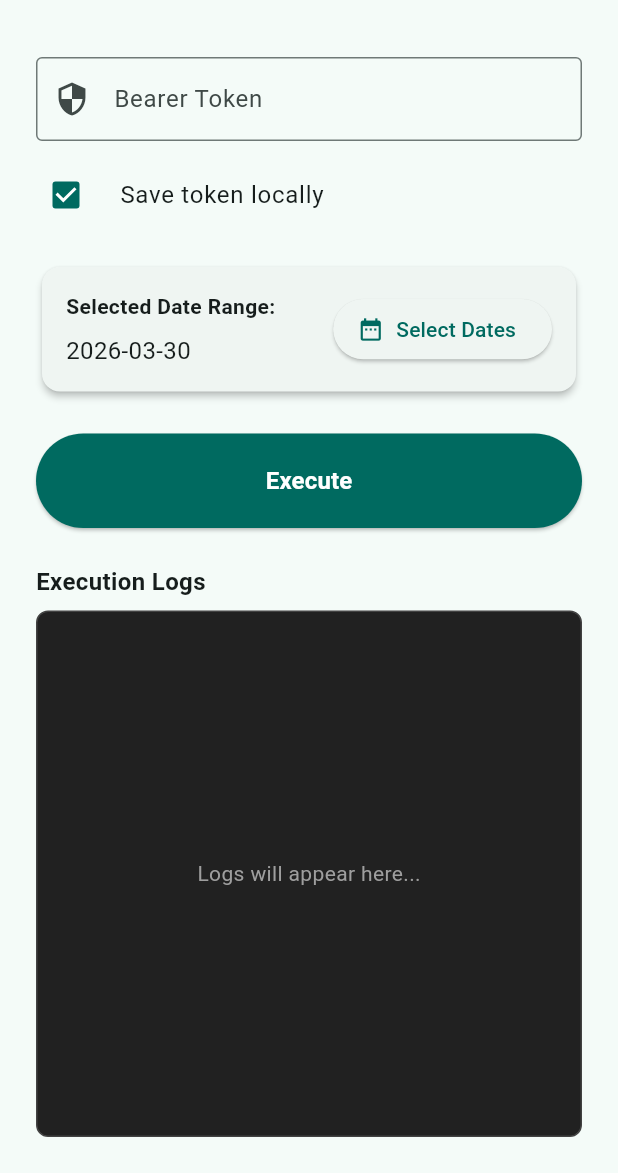
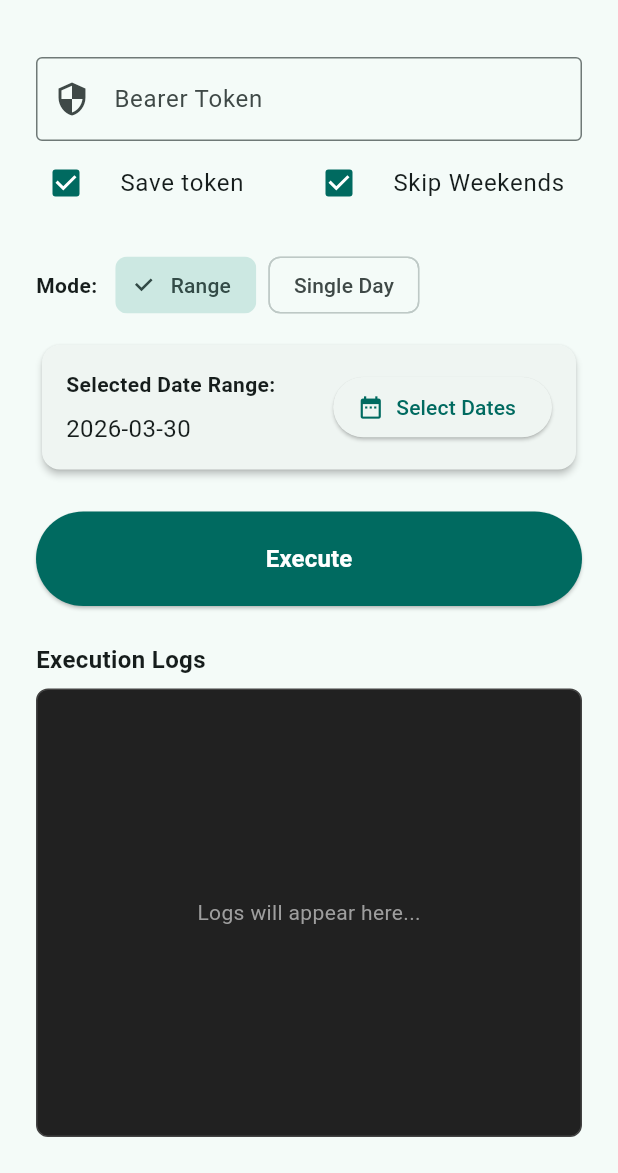
Before and after one commit to PrajwalThapa986/SociarAutomation, a Flutter app: the screen it shows after launch, on a phone screen of 412 x 824 dp, the part 63-1236 px from its top. Run offline on Flutter 3.47's test engine with Material 3 defaults, Android fonts, the phone set to English and light mode, and no system bars; our stand-ins replace dartz, equatable, flutter_bloc, get_it, injectable, shared_preferences.

Commit message:
feat: add optional weekend skipping and single-day selection mode to attendance automation

```diff
--- a/lib/features/attendance/presentation/bloc/attendance_bloc.dart
+++ b/lib/features/attendance/presentation/bloc/attendance_bloc.dart
@@ -45,9 +45,9 @@ class AttendanceBloc extends Bloc<AttendanceEvent, AttendanceState> {
     DateTime end = event.endDate;
 
     while (!current.isAfter(end)) {
-      // 1. Omit Fridays and Saturdays
+      // 1. Omit Fridays and Saturdays if skipWeekends is enabled
       // DateTime.weekday: Monday is 1, Friday is 5, Saturday is 6
-      if (current.weekday == DateTime.friday || current.weekday == DateTime.saturday) {
+      if (event.skipWeekends && (current.weekday == DateTime.friday || current.weekday == DateTime.saturday)) {
         currentLogs.add("⏭️ [${_formatDate(current)}] Skipped (Weekend)");
         emit(AttendanceRunning(logs: List.from(currentLogs), savedToken: previousToken));
         current = current.add(const Duration(days: 1));
--- a/lib/features/attendance/presentation/bloc/attendance_event.dart
+++ b/lib/features/attendance/presentation/bloc/attendance_event.dart
@@ -14,14 +14,16 @@ class ExecuteAttendanceEvent extends AttendanceEvent {
   final DateTime startDate;
   final DateTime endDate;
   final bool saveTokenLocally;
+  final bool skipWeekends;
 
   const ExecuteAttendanceEvent({
     required this.token,
     required this.startDate,
     required this.endDate,
     this.saveTokenLocally = true,
+    this.skipWeekends = true,
   });
 
   @override
-  List<Object> get props => [token, startDate, endDate, saveTokenLocally];
+  List<Object> get props => [token, startDate, endDate, saveTokenLocally, skipWeekends];
 }
--- a/lib/features/attendance/presentation/pages/automator_screen.dart
+++ b/lib/features/attendance/presentation/pages/automator_screen.dart
@@ -16,6 +16,8 @@ class _AutomatorScreenState extends State<AutomatorScreen> {
   final ScrollController _scrollController = ScrollController();
   DateTimeRange? _selectedDateRange;
   bool _saveTokenLocally = true;
+  bool _isSingleDateMode = false;
+  bool _skipWeekends = true;
 
   @override
   void initState() {
@@ -60,15 +62,33 @@ class _AutomatorScreenState extends State<AutomatorScreen> {
     }
   }
 
+  Future<void> _pickSingleDate(BuildContext context) async {
+    DateTime now = DateTime.now();
+    DateTime? picked = await showDatePicker(
+      context: context,
+      initialDate: _selectedDateRange?.start ?? now,
+      firstDate: now.subtract(const Duration(days: 365)),
+      lastDate: now.add(const Duration(days: 365)),
+    );
+
+    if (picked != null) {
+      setState(() {
+        _selectedDateRange = DateTimeRange(start: picked, end: picked);
+      });
+    }
+  }
+
   String _formatDate(DateTime date) {
     return "${date.year}-${date.month.toString().padLeft(2, '0')}-${date.day.toString().padLeft(2, '0')}";
   }
 
   @override
   Widget build(BuildContext context) {
-    String dateRangeText = "No date range selected";
+    String dateRangeText = "No date selected";
     if (_selectedDateRange != null) {
-      if (_selectedDateRange!.start.isAtSameMomentAs(_selectedDateRange!.end)) {
+      if (_selectedDateRange!.start.day == _selectedDateRange!.end.day &&
+          _selectedDateRange!.start.month == _selectedDateRange!.end.month &&
+          _selectedDateRange!.start.year == _selectedDateRange!.end.year) {
         dateRangeText = _formatDate(_selectedDateRange!.start);
       } else {
         dateRangeText = "${_formatDate(_selectedDateRange!.start)} to ${_formatDate(_selectedDateRange!.end)}";
@@ -114,9 +134,11 @@ class _AutomatorScreenState extends State<AutomatorScreen> {
                   obscureText: true,
                   enabled: !isRunning,
                 ),
-                const SizedBox(height: 8),
-                CheckboxListTile(
-                  title: const Text("Save token locally"),
+                Row(
+                  children: [
+                    Expanded(
+                      child: CheckboxListTile(
+                        title: const Text("Save token"),
                         value: _saveTokenLocally,
                         onChanged: isRunning ? null : (val) {
                           setState(() {
@@ -126,7 +148,55 @@ class _AutomatorScreenState extends State<AutomatorScreen> {
                         controlAffinity: ListTileControlAffinity.leading,
                         contentPadding: EdgeInsets.zero,
                       ),
+                    ),
+                    Expanded(
+                      child: CheckboxListTile(
+                        title: const Text("Skip Weekends"),
+                        value: _skipWeekends,
+                        onChanged: isRunning ? null : (val) {
+                          setState(() {
+                            _skipWeekends = val ?? true;
+                          });
+                        },
+                        controlAffinity: ListTileControlAffinity.leading,
+                        contentPadding: EdgeInsets.zero,
+                      ),
+                    ),
+                  ],
+                ),
                 const SizedBox(height: 16),
+
+                // Mode Selection
+                Row(
+                  children: [
+                    const Text("Mode:", style: TextStyle(fontWeight: FontWeight.bold)),
+                    const SizedBox(width: 12),
+                    ChoiceChip(
+                      label: const Text("Range"),
+                      selected: !_isSingleDateMode,
+                      onSelected: isRunning ? null : (selected) {
+                        if (selected) {
+                          setState(() {
+                            _isSingleDateMode = false;
+                          });
+                        }
+                      },
+                    ),
+                    const SizedBox(width: 8),
+                    ChoiceChip(
+                      label: const Text("Single Day"),
+                      selected: _isSingleDateMode,
+                      onSelected: isRunning ? null : (selected) {
+                        if (selected) {
+                          setState(() {
+                            _isSingleDateMode = true;
+                          });
+                        }
+                      },
+                    ),
+                  ],
+                ),
+                const SizedBox(height: 12),
 
                 // Date Selection
                 Card(
@@ -140,9 +210,9 @@ class _AutomatorScreenState extends State<AutomatorScreen> {
                           child: Column(
                             crossAxisAlignment: CrossAxisAlignment.start,
                             children: [
-                              const Text(
-                                'Selected Date Range:',
-                                style: TextStyle(
+                              Text(
+                                _isSingleDateMode ? 'Selected Date:' : 'Selected Date Range:',
+                                style: const TextStyle(
                                   fontWeight: FontWeight.bold,
                                   fontSize: 14,
                                 ),
@@ -156,9 +226,11 @@ class _AutomatorScreenState extends State<AutomatorScreen> {
                           ),
                         ),
                         ElevatedButton.icon(
-                          onPressed: isRunning ? null : () => _pickDateRange(context),
-                          icon: const Icon(Icons.date_range),
-                          label: const Text('Select Dates'),
+                          onPressed: isRunning
+                              ? null
+                              : () => _isSingleDateMode ? _pickSingleDate(context) : _pickDateRange(context),
+                          icon: Icon(_isSingleDateMode ? Icons.calendar_today : Icons.date_range),
+                          label: Text(_isSingleDateMode ? 'Select Date' : 'Select Dates'),
                         ),
                       ],
                     ),
@@ -187,6 +259,7 @@ class _AutomatorScreenState extends State<AutomatorScreen> {
                                   startDate: _selectedDateRange!.start,
                                   endDate: _selectedDateRange!.end,
                                   saveTokenLocally: _saveTokenLocally,
+                                  skipWeekends: _skipWeekends,
                                 ),
                               );
                         },
```
Lines whose indentation alone changed are shown as unchanged.
